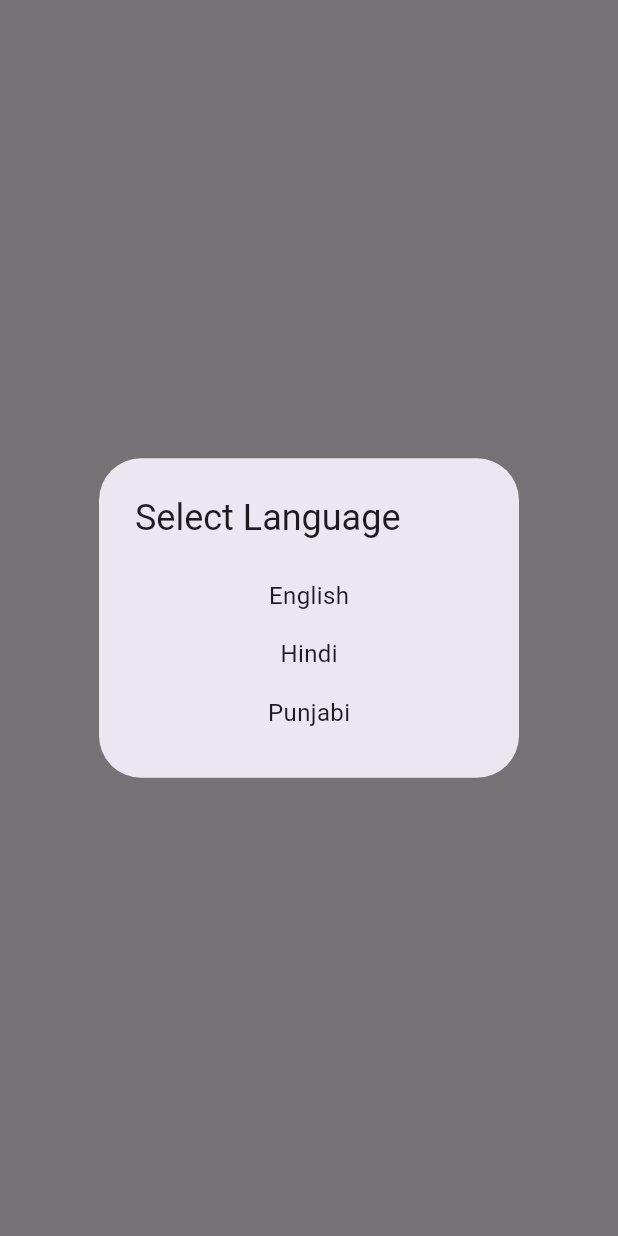
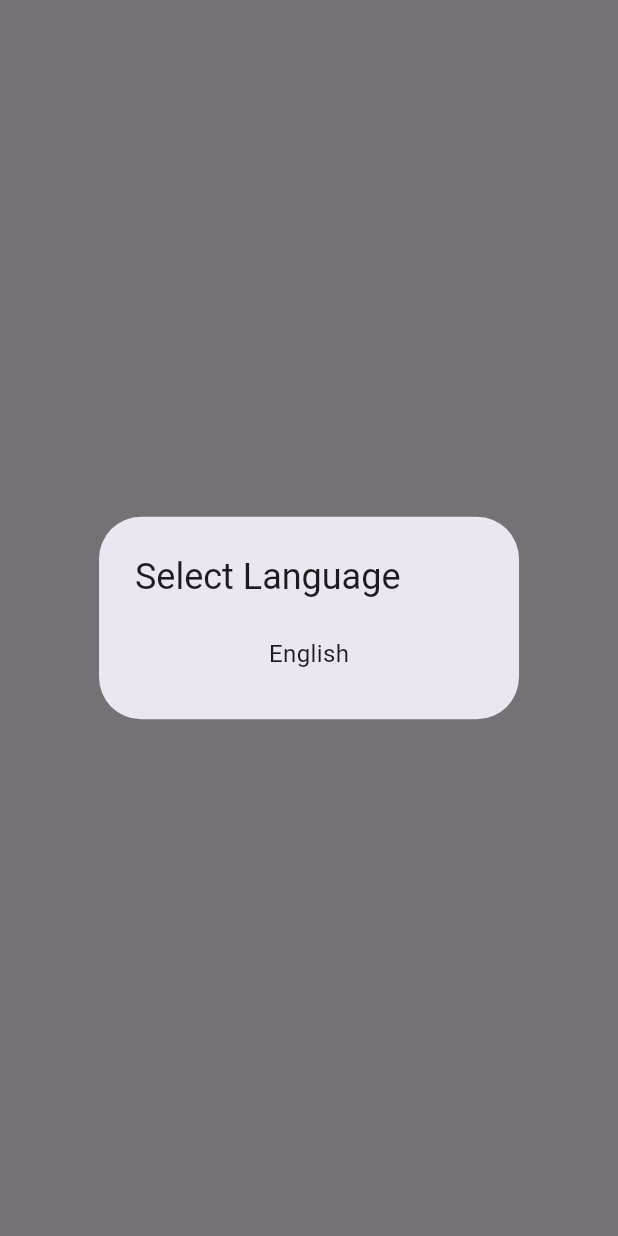
Before and after one commit to SindhujaaPuvvada/DairySangrah, a Flutter app: what showLanguageOptions() shows on an empty page, opened directly, on a phone screen of 412 x 824 dp. Run offline on Flutter 3.47's test engine with Material 3 defaults, Android fonts, the phone set to English and light mode, and no system bars; our stand-ins replace cloud_firestore, firebase_auth, firebase_core, firebase_messaging, firebase_storage, flutter_dotenv and 4 more; missing offline and left inert: email_otp, excel; accounts and stored records are empty; network calls fail.

Commit message:
By passing language options

```diff
--- a/lib/main.dart
+++ b/lib/main.dart
@@ -53,7 +53,7 @@ class MyApp extends StatelessWidget {
         builder: (context, snapshot) {
           final user = snapshot.data;
           if (user == null) {
-            return Authenticate();
+            return SignUpPage();
             //Authenticate();
 
           } else {
--- a/lib/screens/authenticate/language.dart
+++ b/lib/screens/authenticate/language.dart
@@ -59,8 +59,8 @@ class _SignUpPageState extends State<SignUpPage> {
 
                     // Language Options
                     languageOption('ENGLISH', 'en', 'ENGLISH'),
-                    languageOption('हिन्दी', 'hi', 'हिन्दी'),
-                    languageOption('ਪੰਜਾਬੀ', 'pa', 'ਪੰਜਾਬੀ'),
+                    //languageOption('हिन्दी', 'hi', 'हिन्दी'),
+                    //languageOption('ਪੰਜਾਬੀ', 'pa', 'ਪੰਜਾਬੀ'),
                   ],
                 ),
               ),
--- a/lib/screens/authenticate/otp.dart
+++ b/lib/screens/authenticate/otp.dart
@@ -70,7 +70,7 @@ class _OtpVerificationPageState extends State<OtpVerificationPage> {
           },
         ),
         title: Text(
-          'Login To Dairy Mitra',
+          'Login To Dairy Mate',
           style: TextStyle(
             fontWeight: FontWeight.bold, // Make the title bold
           ),
--- a/lib/screens/home/cattle/animaldetails.dart
+++ b/lib/screens/home/cattle/animaldetails.dart
@@ -39,7 +39,7 @@ class _AnimalDetailsState extends State<AnimalDetails> {
 
   @override
   void initState() {
-    // TODO: implement initState
+
     super.initState();
     cattleDb = DatabaseServicesForCattle(uid);
     cattleHistory = DatabaseServiceForCattleHistory(uid: uid);
@@ -243,7 +243,7 @@ class _AnimalDetailsState extends State<AnimalDetails> {
                           Padding(
                             padding: const EdgeInsets.fromLTRB(10, 7, 10, 7),
                             child: GestureDetector(
-                              onLongPress: () {
+                              /*onLongPress: () {
                                 showModalBottomSheet(
                                   context: context,
                                   builder: (BuildContext context) {
@@ -277,7 +277,7 @@ class _AnimalDetailsState extends State<AnimalDetails> {
                                     );
                                   },
                                 );
-                              },
+                              },*/
                               child: Container(
                                 decoration: BoxDecoration(
                                   borderRadius: BorderRadius.circular(12),
--- a/lib/screens/wrappers/wrapperhome.dart
+++ b/lib/screens/wrappers/wrapperhome.dart
@@ -24,8 +24,8 @@ class LanguagePopup {
             mainAxisSize: MainAxisSize.min,
             children: [
               _buildLanguageOption(context, 'English', 'en'),
-              _buildLanguageOption(context, 'Hindi', 'hi'),
-              _buildLanguageOption(context, 'Punjabi', 'pa'),
+              //_buildLanguageOption(context, 'Hindi', 'hi'),
+              //_buildLanguageOption(context, 'Punjabi', 'pa'),
             ],
           ),
         );
```
